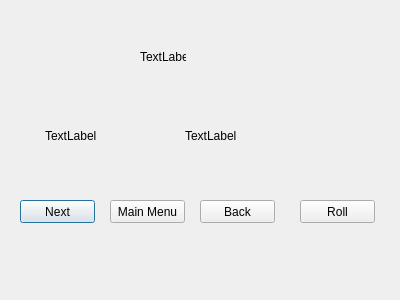
Above: Source Code/Program/dialog2.ui from srohr/CEAMS before the change. Below: the same form after it.
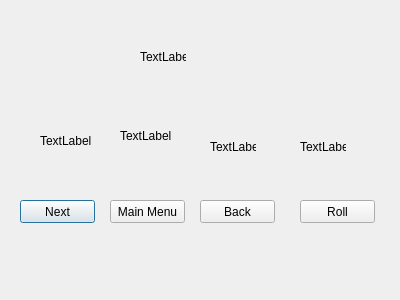
That is the form after the change.

The edit to the form file:
```diff
--- a/Source Code/Program/dialog2.ui
+++ b/Source Code/Program/dialog2.ui
@@ -55,10 +55,10 @@
   <widget class="QLabel" name="number1">
    <property name="geometry">
     <rect>
-     <x>45</x>
-     <y>110</y>
-     <width>81</width>
-     <height>51</height>
+     <x>40</x>
+     <y>130</y>
+     <width>61</width>
+     <height>21</height>
     </rect>
    </property>
    <property name="text">
@@ -68,10 +68,10 @@
   <widget class="QLabel" name="number2">
    <property name="geometry">
     <rect>
-     <x>185</x>
-     <y>110</y>
-     <width>81</width>
-     <height>51</height>
+     <x>120</x>
+     <y>120</y>
+     <width>51</width>
+     <height>31</height>
     </rect>
    </property>
    <property name="text">
@@ -104,6 +104,32 @@
     <string>TextLabel</string>
    </property>
   </widget>
+  <widget class="QLabel" name="number3">
+   <property name="geometry">
+    <rect>
+     <x>210</x>
+     <y>140</y>
+     <width>46</width>
+     <height>13</height>
+    </rect>
+   </property>
+   <property name="text">
+    <string>TextLabel</string>
+   </property>
+  </widget>
+  <widget class="QLabel" name="number4">
+   <property name="geometry">
+    <rect>
+     <x>300</x>
+     <y>140</y>
+     <width>46</width>
+     <height>13</height>
+    </rect>
+   </property>
+   <property name="text">
+    <string>TextLabel</string>
+   </property>
+  </widget>
  </widget>
  <resources/>
  <connections/>
```
